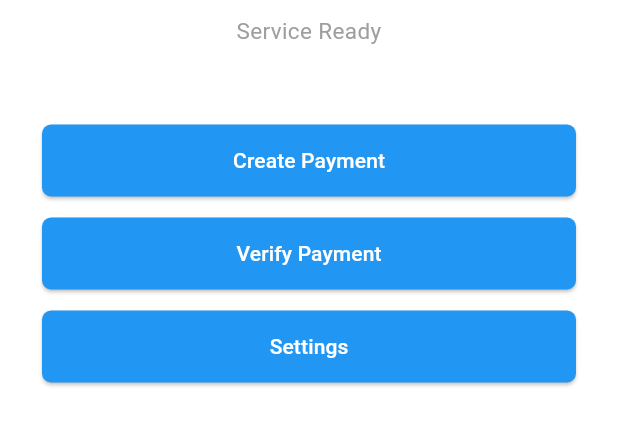
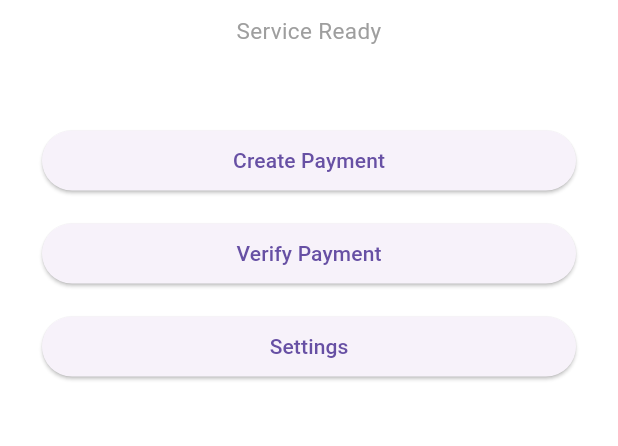
Before and after one commit to itszack0099-droid/payment-verification-service, a Flutter app: the screen it shows after launch, after a tap on "Verify Payment", on a phone screen of 412 x 824 dp, the part 450-896 px from its top. Run offline on Flutter 3.47's test engine with Material 3 defaults, Android fonts, the phone set to English and light mode, and no system bars; our stand-ins replace supabase_flutter; missing offline and left inert: notification_listener_service; accounts and stored records are empty.

Commit message:
Update main.dart

```diff
--- a/lib/main.dart
+++ b/lib/main.dart
@@ -1,55 +1,18 @@
 import 'package:flutter/material.dart';
-import 'package:supabase_flutter/supabase_flutter.dart';
-
 import 'screens/home_screen.dart';
 
-const String _supabaseUrl = 'https://siujmsbmvwxxbdhlihgd.supabase.co';
-const String _supabaseAnonKey =
-    'eyJhbGciOiJIUzI1NiIsInR5cCI6IkpXVCJ9'
-    '.eyJpc3MiOiJzdXBhYmFzZSIsInJlZiI6InNpdWptc2Jtdnd4eGJkaGxpaGdkIiwicm9sZSI6ImFub24iLCJpYXQiOjE3NzM1NDQ2MDksImV4cCI6MjA4OTEyMDYwOX0'
-    '.WlRm9ySc6huXd7018ESMTtkKS4XLmgBszNO0yvoG2DY';
-
-void main() async {
-  WidgetsFlutterBinding.ensureInitialized();
-
-  await Supabase.initialize(
-    url: _supabaseUrl,
-    anonKey: _supabaseAnonKey,
-  );
-
-  runApp(const PaymentVerifierApp());
+void main() {
+  runApp(const MyApp());
 }
 
-class PaymentVerifierApp extends StatelessWidget {
-  const PaymentVerifierApp({super.key});
+class MyApp extends StatelessWidget {
+  const MyApp({super.key});
 
   @override
   Widget build(BuildContext context) {
-    return MaterialApp(
-      title: 'PaymentVerifier',
+    return const MaterialApp(
       debugShowCheckedModeBanner: false,
-      theme: ThemeData(
-        colorScheme: ColorScheme.fromSeed(seedColor: Colors.blue),
-        useMaterial3: true,
-        scaffoldBackgroundColor: Colors.white,
-        appBarTheme: const AppBarTheme(
-          backgroundColor: Colors.white,
-          elevation: 0,
-          foregroundColor: Colors.black,
-        ),
-        elevatedButtonTheme: ElevatedButtonThemeData(
-          style: ElevatedButton.styleFrom(
-            backgroundColor: Colors.blue,
-            foregroundColor: Colors.white,
-            minimumSize: const Size(double.infinity, 48),
-            shape: RoundedRectangleBorder(
-              borderRadius: BorderRadius.circular(6),
-            ),
-          ),
-        ),
-      ),
-      // Always start on HomeScreen — no permission gate at startup.
-      home: const HomeScreen(),
+      home: HomeScreen(), // Always open Home first
     );
   }
 }
```
